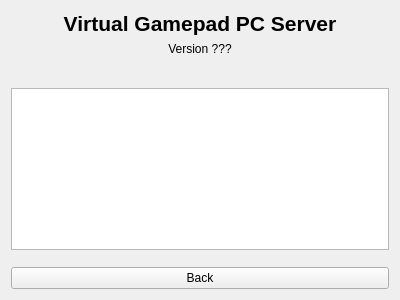
Qt form pc/src/ui/about.ui (firefly-sylestia/VirtualGamePad-Extended) before a commit.
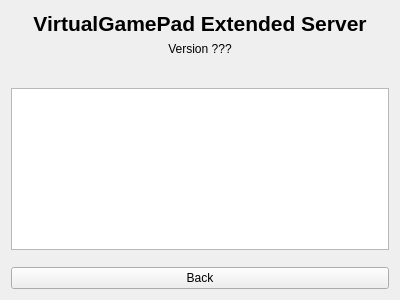
The same form after that commit. Custom widgets are drawn as their Qt base class.

Commit message:
refactor: rename app to VirtualGamePad Extended
Rebrand the Android app and PC server off the upstream identity:
applicationId/namespace/kotlin package become
com.fireflysylestia.virtualgamepadextended, the display name becomes
VirtualGamePad Extended, the theme and store metadata follow, and the PC app,
its manifest, device names and links point at this repository.

🤖 Generated with Codebuff

Patch:
```diff
--- a/pc/src/ui/about.ui
+++ b/pc/src/ui/about.ui
@@ -23,7 +23,7 @@
       </font>
      </property>
      <property name="text">
-      <string>Virtual Gamepad PC Server</string>
+      <string>VirtualGamePad Extended Server</string>
      </property>
      <property name="alignment">
       <set>Qt::AlignmentFlag::AlignCenter</set>
```
The commit also changes 125 other files.
